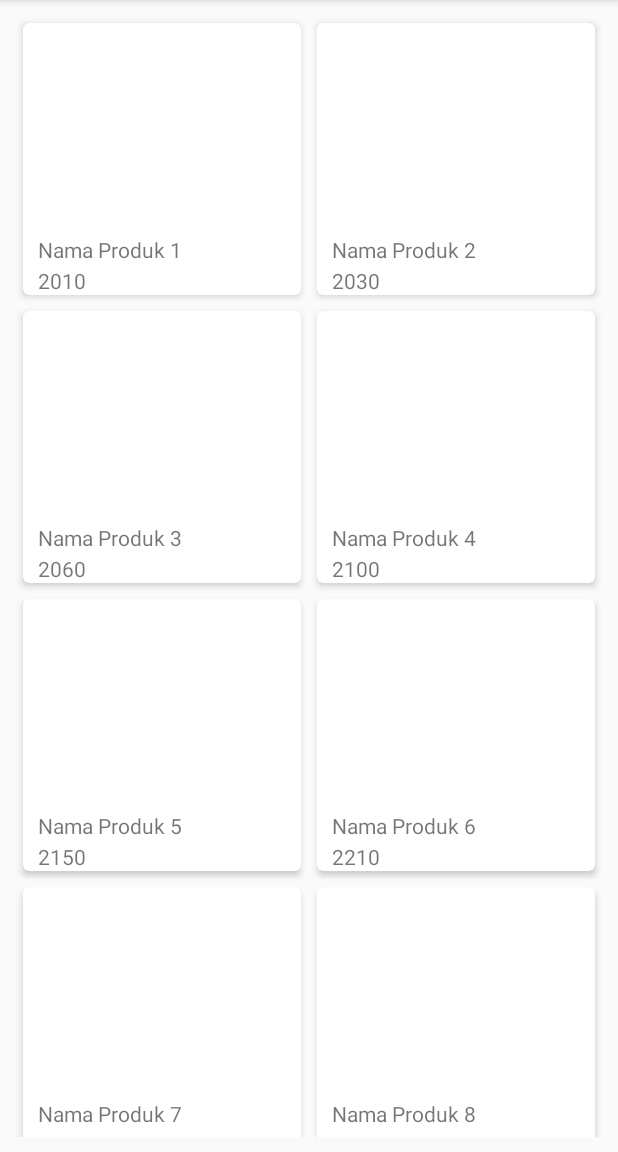
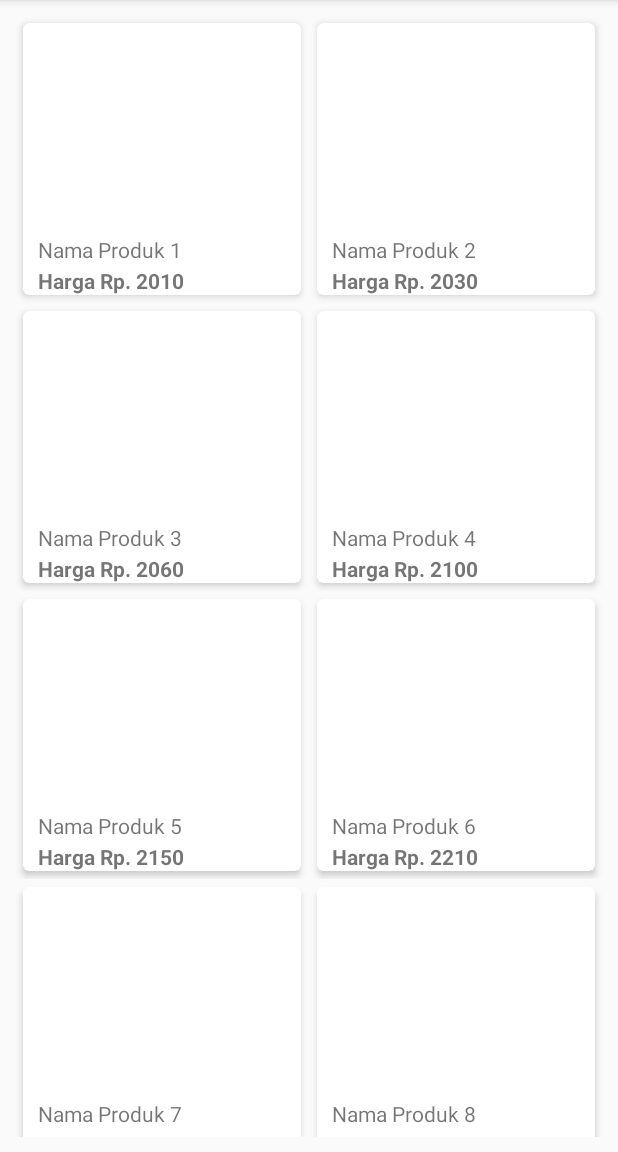
Before and after one commit to rabkawork/kotlin_adapter_recyclerview_and_cardview-, an Android app: the screen it shows after launch (MainActivity), on a phone screen of 412 x 824 dp, the part 84-1236 px from its top. Run offline under Robolectric (Android 15) with nearby library versions, the phone set to English and light mode, and no system bars.

Commit message:
update cardview

```diff
--- a/app/src/main/java/com/rab/adapter_cardview/MainActivity.kt
+++ b/app/src/main/java/com/rab/adapter_cardview/MainActivity.kt
@@ -21,7 +21,7 @@ class MainActivity : AppCompatActivity() {
         var price = 2000
         for (i in 1..10) {
             price += i * 10
-            val product = Produk("Nama Produk $i", price)
+            val product = Produk("Nama Produk $i","Harga Rp. $price")
             products.add(product)
         }
 
--- a/app/src/main/java/com/rab/adapter_cardview/models/Produk.kt
+++ b/app/src/main/java/com/rab/adapter_cardview/models/Produk.kt
@@ -1,3 +1,3 @@
 package com.rab.adapter_cardview.models
 
-data class Produk(val nama : String, val harga : Int)
+data class Produk(val nama : String, val harga : String)
--- a/app/src/main/res/layout/daftar_produk.xml
+++ b/app/src/main/res/layout/daftar_produk.xml
@@ -25,6 +25,7 @@
             <TextView
                 android:layout_marginTop="2px"
                 android:text="Harga "
+                android:textSize="14dp"
                 android:id="@+id/productName"
                 android:layout_width="match_parent"
                 android:layout_height="wrap_content"
@@ -34,6 +35,8 @@
             <TextView
                 android:layout_marginTop="2px"
                 android:text="Nama"
+                android:textSize="14dp"
+                android:textStyle="bold"
                 android:id="@+id/productPrice"
                 android:layout_width="match_parent"
                 android:layout_height="wrap_content"
```
